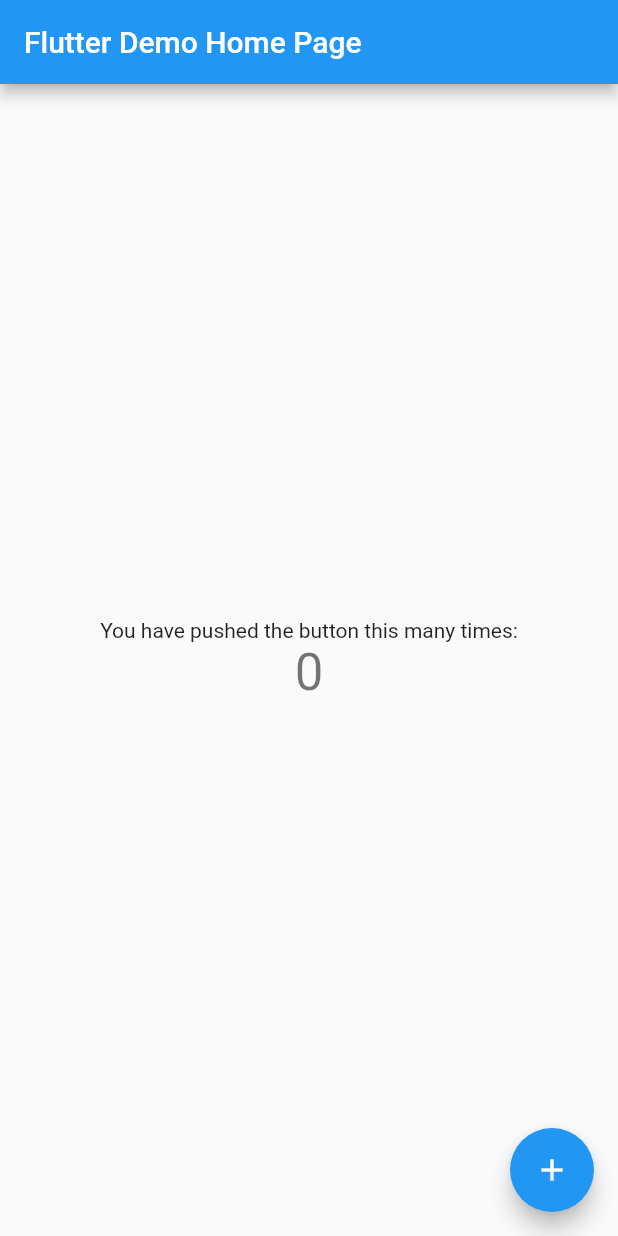
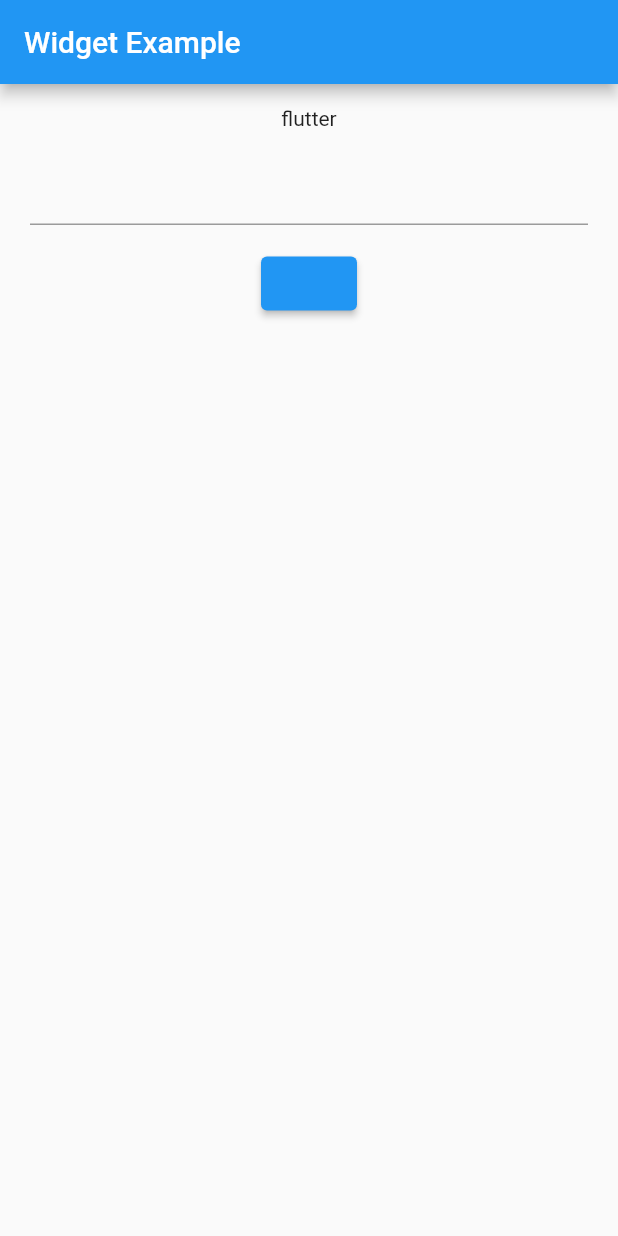
Before and after one commit to minwoo129/FlutterExcercise, a Flutter app: the screen it shows after launch, on a phone screen of 412 x 824 dp. Run offline on Flutter 3.47's test engine with Material 2 defaults, Android fonts, the phone set to English and light mode, and no system bars.

Commit message:
widget_ex: 위젯 추가

```diff
--- a/flutter_widget_ex/lib/main.dart
+++ b/flutter_widget_ex/lib/main.dart
@@ -1,11 +1,10 @@
 import 'package:flutter/material.dart';
 
 void main() {
-  runApp(const MyApp());
+  runApp(MyApp());
 }
 
 class MyApp extends StatelessWidget {
-  const MyApp({Key? key}) : super(key: key);
 
   // This widget is the root of your application.
   @override
@@ -13,103 +12,48 @@ class MyApp extends StatelessWidget {
     return MaterialApp(
       title: 'Flutter Demo',
       theme: ThemeData(
-        // This is the theme of your application.
-        //
-        // Try running your application with "flutter run". You'll see the
-        // application has a blue toolbar. Then, without quitting the app, try
-        // changing the primarySwatch below to Colors.green and then invoke
-        // "hot reload" (press "r" in the console where you ran "flutter run",
-        // or simply save your changes to "hot reload" in a Flutter IDE).
-        // Notice that the counter didn't reset back to zero; the application
-        // is not restarted.
         primarySwatch: Colors.blue,
       ),
-      home: const MyHomePage(title: 'Flutter Demo Home Page'),
+      home: WidgetApp()
     );
   }
 }
 
-class MyHomePage extends StatefulWidget {
-  const MyHomePage({Key? key, required this.title}) : super(key: key);
-
-  // This widget is the home page of your application. It is stateful, meaning
-  // that it has a State object (defined below) that contains fields that affect
-  // how it looks.
-
-  // This class is the configuration for the state. It holds the values (in this
-  // case the title) provided by the parent (in this case the App widget) and
-  // used by the build method of the State. Fields in a Widget subclass are
-  // always marked "final".
-
-  final String title;
-
+class WidgetApp extends StatefulWidget {
   @override
-  State<MyHomePage> createState() => _MyHomePageState();
+  _WidgetExampleState createState() => _WidgetExampleState();
 }
 
-class _MyHomePageState extends State<MyHomePage> {
-  int _counter = 0;
-
-  void _incrementCounter() {
-    setState(() {
-      // This call to setState tells the Flutter framework that something has
-      // changed in this State, which causes it to rerun the build method below
-      // so that the display can reflect the updated values. If we changed
-      // _counter without calling setState(), then the build method would not be
-      // called again, and so nothing would appear to happen.
-      _counter++;
-    });
-  }
+class _WidgetExampleState extends State<WidgetApp> {
 
   @override
   Widget build(BuildContext context) {
-    // This method is rerun every time setState is called, for instance as done
-    // by the _incrementCounter method above.
-    //
-    // The Flutter framework has been optimized to make rerunning build methods
-    // fast, so that you can just rebuild anything that needs updating rather
-    // than having to individually change instances of widgets.
     return Scaffold(
       appBar: AppBar(
-        // Here we take the value from the MyHomePage object that was created by
-        // the App.build method, and use it to set our appbar title.
-        title: Text(widget.title),
+        title: Text('Widget Example'),
       ),
-      body: Center(
-        // Center is a layout widget. It takes a single child and positions it
-        // in the middle of the parent.
-        child: Column(
-          // Column is also a layout widget. It takes a list of children and
-          // arranges them vertically. By default, it sizes itself to fit its
-          // children horizontally, and tries to be as tall as its parent.
-          //
-          // Invoke "debug painting" (press "p" in the console, choose the
-          // "Toggle Debug Paint" action from the Flutter Inspector in Android
-          // Studio, or the "Toggle Debug Paint" command in Visual Studio Code)
-          // to see the wireframe for each widget.
-          //
-          // Column has various properties to control how it sizes itself and
-          // how it positions its children. Here we use mainAxisAlignment to
-          // center the children vertically; the main axis here is the vertical
-          // axis because Columns are vertical (the cross axis would be
-          // horizontal).
-          mainAxisAlignment: MainAxisAlignment.center,
-          children: <Widget>[
-            const Text(
-              'You have pushed the button this many times:',
-            ),
-            Text(
-              '$_counter',
-              style: Theme.of(context).textTheme.headline4,
-            ),
-          ],
+      body: Container(
+        child: Center(
+          child: Column(
+            children: <Widget>[
+              Padding(
+                  padding: EdgeInsets.all(15),
+                  child: Text('flutter'),
+              ),
+              Padding(
+                  padding: EdgeInsets.only(left: 20, right: 20),
+                  child: TextField(),
+              ),
+              Padding(
+                  padding: EdgeInsets.all(15),
+                  child: ElevatedButton(child: const Text(''), onPressed: () {
+
+                  },),
+              )
+            ],
+          ),
         ),
       ),
-      floatingActionButton: FloatingActionButton(
-        onPressed: _incrementCounter,
-        tooltip: 'Increment',
-        child: const Icon(Icons.add),
-      ), // This trailing comma makes auto-formatting nicer for build methods.
     );
   }
 }
```
